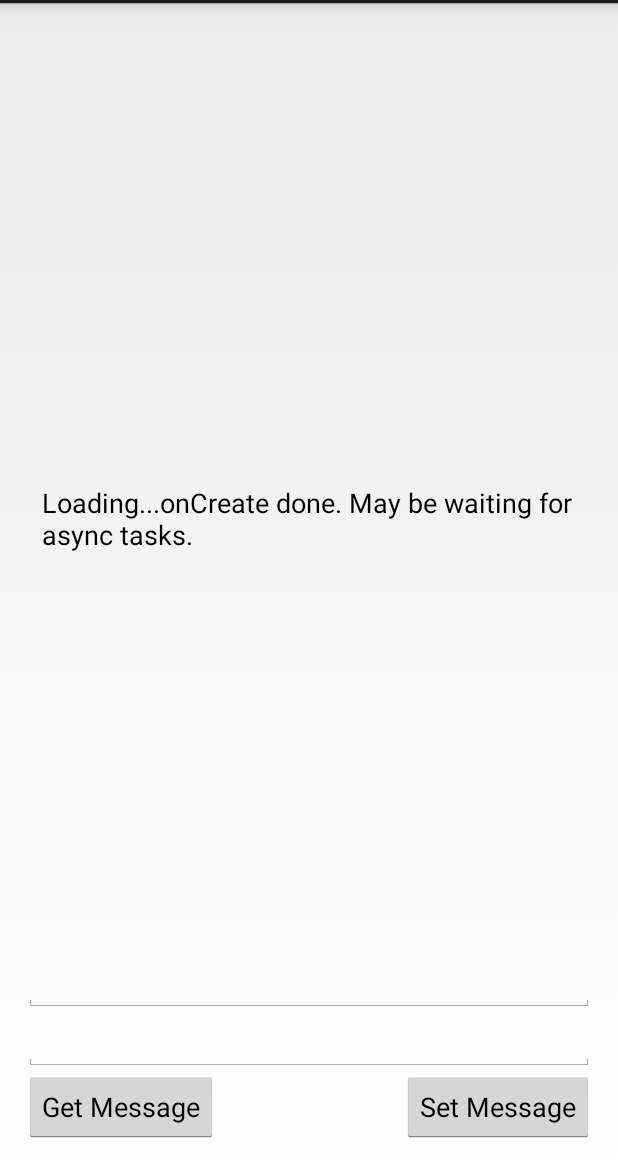
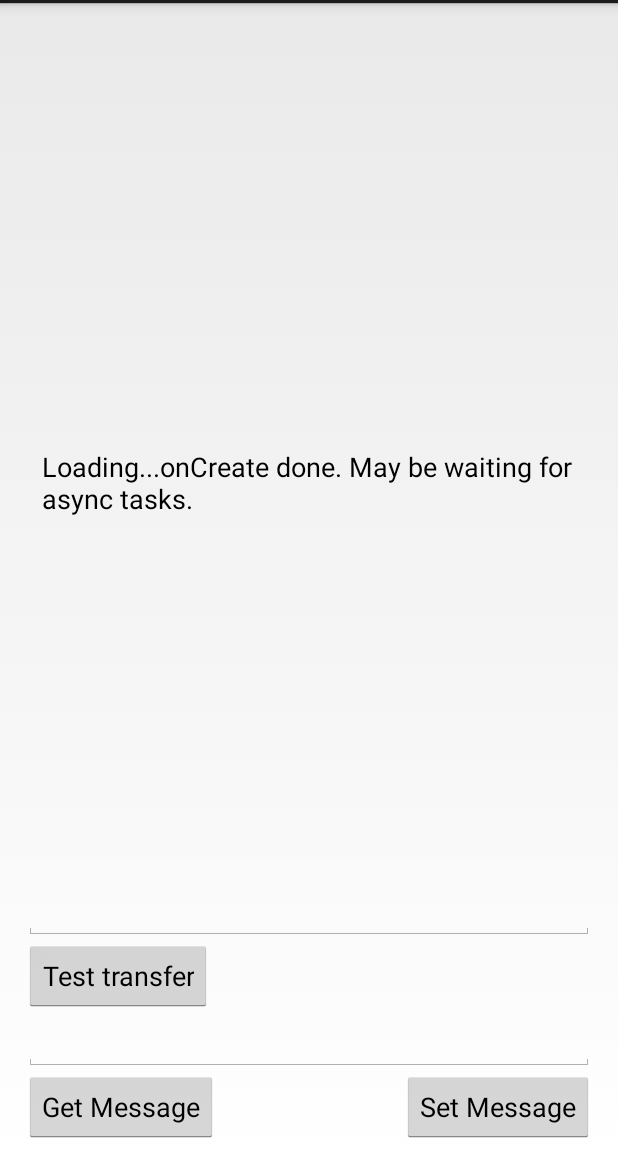
Before and after one commit to Tellus/sw803f14-joe-dev, an Android app: the screen it shows after launch (MainActivity), on a phone screen of 412 x 824 dp, the part 69-1236 px from its top. Run offline under Robolectric (Android 15) with nearby library versions, the phone set to English and light mode, and no system bars; 2 statements that could not run were skipped.

Commit message:
Finally an asynchronous example. The test app can now request a transfer with the service, logging a listener to handle the callback when it's ready.

```diff
--- a/sw803f14-testapp/src/main/res/layout/activity_main.xml
+++ b/sw803f14-testapp/src/main/res/layout/activity_main.xml
@@ -17,9 +17,10 @@
         android:layout_alignParentTop="true"
         android:layout_alignParentStart="true"
         android:layout_alignParentEnd="true"
-        android:layout_above="@id/globalMessageEditText"
         android:editable="false"
-        android:enabled="true" />
+        android:enabled="true"
+        android:layout_above="@id/demoTransferButton"
+        android:textAlignment="textStart" />
 
     <Button
         android:layout_width="wrap_content"
@@ -49,4 +50,13 @@
         android:focusable="true"
         android:enabled="false"
         android:editable="true" />
+
+    <Button
+        android:layout_width="wrap_content"
+        android:layout_height="wrap_content"
+        android:text="@string/demoTransferButtonText"
+        android:id="@id/demoTransferButton"
+        android:layout_above="@id/globalMessageEditText"
+        android:layout_alignParentStart="true"
+        android:enabled="true" />
 </RelativeLayout>
--- a/sw803f14-testapp/src/main/res/values-w820dp/ids.xml
+++ b/sw803f14-testapp/src/main/res/values-w820dp/ids.xml
@@ -4,4 +4,5 @@
     <item name="globalMessageEditText" type="id">globalMessageEditText</item>
     <item name="getGlobalMessageButton" type="id">getGlobalMessageButton</item>
     <item name="setGlobalMessageButton" type="id">setGlobalMessageButton</item>
+    <item name="demoTransferButton" type="id">demoTransferButton</item>
 </resources>
--- a/sw803f14-testapp/src/main/res/values-w820dp/strings.xml
+++ b/sw803f14-testapp/src/main/res/values-w820dp/strings.xml
@@ -2,4 +2,5 @@
 <resources>
     <string name="setGlobalMessageButtonText">Set Message</string>
     <string name="getGlobalMessageButtonText">Get Message</string>
+    <string name="demoTransferButton">demoTransferButton</string>
 </resources>
--- a/sw803f14-testapp/src/main/res/values/ids.xml
+++ b/sw803f14-testapp/src/main/res/values/ids.xml
@@ -4,4 +4,5 @@
     <item name="globalMessageEditText" type="id">globalMessageEditText</item>
     <item name="getGlobalMessageButton" type="id">getGlobalMessageButton</item>
     <item name="setGlobalMessageButton" type="id">setGlobalMessageButton</item>
+    <item name="demoTransferButton" type="id">demoTransferButton</item>
 </resources>
--- a/sw803f14-testapp/src/main/res/values/strings.xml
+++ b/sw803f14-testapp/src/main/res/values/strings.xml
@@ -6,5 +6,7 @@
     <string name="action_settings">Settings</string>
     <string name="setGlobalMessageButtonText">Set Message</string>
     <string name="getGlobalMessageButtonText">Get Message</string>
+    <string name="demoTransferButton">demoTransferButton</string>
+    <string name="demoTransferButtonText">Test transfer</string>
 
 </resources>
```
Also changed, not shown: sw803f14-service/src/main/java/dk/homestead/sw803f14/service/SunWukongService.java (+30 -0 lines), sw803f14-testapp/src/main/java/dk/homestead/sw803f14/testapp1/MainActivity.java (+28 -4 lines), sw803f14-service/src/main/aidl/dk/homestead/sw803f14/service/ISunWukongClient.aidl (added), sw803f14-service/src/main/aidl/dk/homestead/sw803f14/service/ISunWukongService.aidl, sw803f14-service/src/main/aidl/dk/homestead/sw803f14/service/ISunWukongTransferListener.aidl (added).
